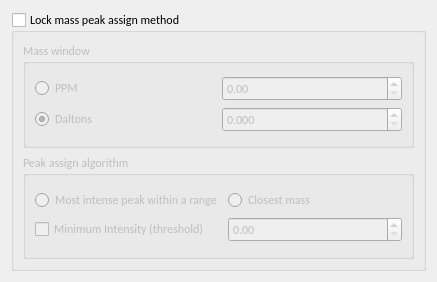
Old version of the form src/libs/adwidgets/mslockform.ui in the repository qtplatz/qtplatz.
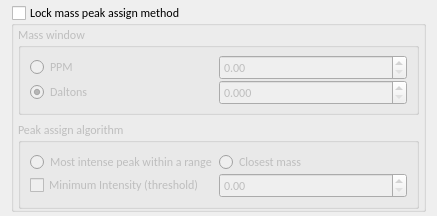
New version of the form.

```diff
--- a/src/libs/adwidgets/mslockform.ui
+++ b/src/libs/adwidgets/mslockform.ui
@@ -7,13 +7,19 @@
     <x>0</x>
     <y>0</y>
     <width>437</width>
-    <height>282</height>
+    <height>216</height>
    </rect>
   </property>
   <property name="windowTitle">
    <string>Form</string>
   </property>
   <layout class="QVBoxLayout" name="verticalLayout_2">
+   <property name="topMargin">
+    <number>4</number>
+   </property>
+   <property name="bottomMargin">
+    <number>4</number>
+   </property>
    <item>
     <layout class="QVBoxLayout" name="verticalLayout">
      <item>
@@ -41,12 +47,39 @@
         <bool>false</bool>
        </property>
        <layout class="QGridLayout" name="gridLayout_4">
+        <property name="leftMargin">
+         <number>4</number>
+        </property>
+        <property name="topMargin">
+         <number>0</number>
+        </property>
+        <property name="rightMargin">
+         <number>4</number>
+        </property>
+        <property name="bottomMargin">
+         <number>0</number>
+        </property>
+        <property name="horizontalSpacing">
+         <number>6</number>
+        </property>
         <item row="0" column="0">
          <widget class="QGroupBox" name="groupBox_2">
           <property name="title">
            <string>Mass window</string>
           </property>
           <layout class="QGridLayout" name="gridLayout_2">
+           <property name="topMargin">
+            <number>4</number>
+           </property>
+           <property name="bottomMargin">
+            <number>4</number>
+           </property>
+           <property name="horizontalSpacing">
+            <number>6</number>
+           </property>
+           <property name="verticalSpacing">
+            <number>2</number>
+           </property>
            <item row="0" column="0">
             <layout class="QGridLayout" name="gridLayout">
              <item row="0" column="0">
@@ -94,6 +127,18 @@
            <string>Peak assign algorithm</string>
           </property>
           <layout class="QGridLayout" name="gridLayout_5">
+           <property name="topMargin">
+            <number>4</number>
+           </property>
+           <property name="bottomMargin">
+            <number>4</number>
+           </property>
+           <property name="horizontalSpacing">
+            <number>6</number>
+           </property>
+           <property name="verticalSpacing">
+            <number>2</number>
+           </property>
            <item row="0" column="0">
             <layout class="QGridLayout" name="gridLayout_3">
              <item row="0" column="0">
```
